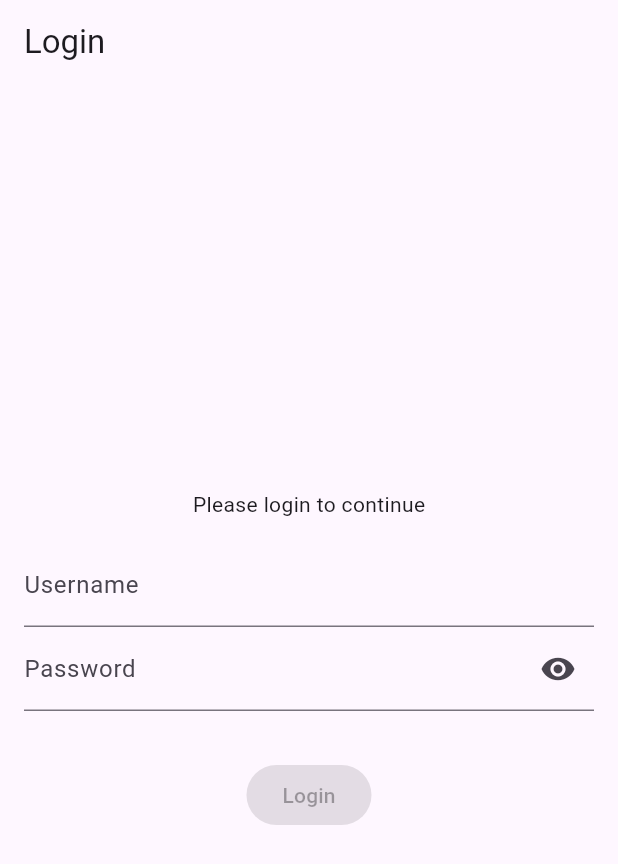
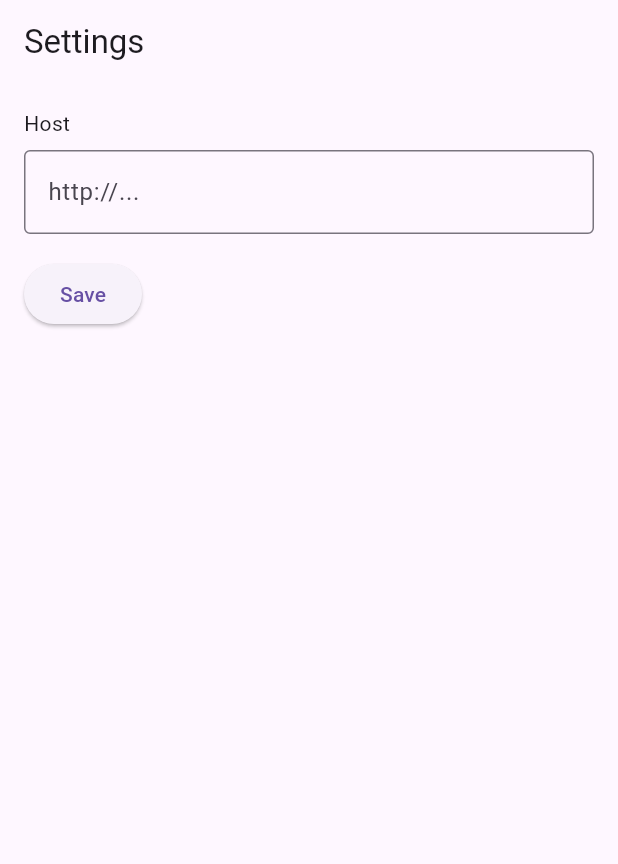
Before and after one commit to kit2512/utc-gas-station-mobile, a Flutter app: the screen it shows after launch, on a phone screen of 412 x 824 dp. Shown: the top 864 px of the screen. Run offline on Flutter 3.47's test engine with Material 3 defaults, Android fonts, the phone set to English and light mode, and no system bars; our stand-ins replace bloc, dartz, dio, equatable, flutter_bloc, formz and 4 more; missing offline and left inert: mobile_scanner.

Commit message:
add settings page

```diff
--- a/lib/config/dio_config.dart
+++ b/lib/config/dio_config.dart
@@ -79,4 +79,8 @@ class DioClient {
 
   final Dio _dio = Dio();
   Dio get sendRequest => _dio;
+
+  set baseUrl(String url) => _dio.options.baseUrl = url;
+
+  String get baseUrl => _dio.options.baseUrl;
 }
--- a/lib/main.dart
+++ b/lib/main.dart
@@ -3,11 +3,13 @@ import 'package:utc_gas_station/pages/home_page/home_page.dart';
 import 'package:flutter/material.dart';
 import 'package:utc_gas_station/pages/login_page/login_page.dart';
 import 'package:utc_gas_station/pages/scan_qr_page/scan_qr_page.dart';
+import 'package:utc_gas_station/pages/settings_page/settings_page.dart';
 
 import 'pages/manual_page/manual_page.dart';
 
-void main() {
-  setupDependencies();
+void main() async {
+  WidgetsFlutterBinding.ensureInitialized();
+  await setupDependencies();
   runApp(const App());
 }
 
@@ -16,12 +18,13 @@ class App extends StatelessWidget {
 
   @override
   Widget build(BuildContext context) => MaterialApp(
-      initialRoute: '/login',
+        initialRoute: '/settings',
         routes: {
           '/login': (context) => const LoginPage(),
           '/home': (context) => const HomePage(),
           '/scan-qr': (context) => const ScanQRPage(),
           '/manual': (context) => const ManualPage(),
+          '/settings': (context) => const SettingsPage(),
         },
       );
 }
--- a/lib/pages/home_page/home_page.dart
+++ b/lib/pages/home_page/home_page.dart
@@ -79,6 +79,15 @@ class HomePage extends StatelessWidget {
                     ),
                     label: 'Manual',
                     onTap: () => Navigator.of(context).pushNamed('/manual'),
+                  ),
+                  MainMenuCard(
+                    icon: const Icon(
+                      Icons.settings,
+                      size: 64,
+                      color: Colors.white,
+                    ),
+                    label: 'Settings',
+                    onTap: () => Navigator.of(context).pushNamed('/settings'),
                   ),
                 ],
               ),
@@ -163,7 +172,8 @@ class InfoCard extends StatelessWidget {
               const SizedBox(height: 8),
               Row(
                 children: [
-                  Text('Money: ${state.adminInfo?.money ?? ''}',
+                  Text(
+                    'Money: ${state.adminInfo?.money ?? ''}',
                     style: Theme.of(context).textTheme.bodyLarge,
                   ),
                   IconButton(
--- a/lib/pages/login_page/login_page.dart
+++ b/lib/pages/login_page/login_page.dart
@@ -110,6 +110,10 @@ class _LoginPageState extends State<LoginPage> {
                         'Login',
                       ),
                     ),
+              OutlinedButton(
+                onPressed: () => Navigator.of(context).pushNamed('/settings'),
+                child: const Text('Settings'),
+              ),
             ],
           ),
         ),
--- /dev/null
+++ b/lib/pages/settings_page/settings_page.dart
@@ -0,0 +1,86 @@
+import 'package:flutter/material.dart';
+import 'package:shared_preferences/shared_preferences.dart';
+import 'package:url_launcher/url_launcher_string.dart';
+import 'package:utc_gas_station/apis/api_services.dart';
+import 'package:utc_gas_station/dependency_injection.dart';
+
+class SettingsPage extends StatefulWidget {
+  const SettingsPage({super.key});
+
+  @override
+  State<SettingsPage> createState() => _SettingsPageState();
+}
+
+class _SettingsPageState extends State<SettingsPage> {
+  final TextEditingController _hostController = TextEditingController();
+  final prefs = getIt<SharedPreferences>();
+  final formKey = GlobalKey<FormState>();
+
+  @override
+  void initState() {
+    _hostController.text = getIt<ApiService>().baseUrl;
+    super.initState();
+  }
+
+  @override
+  Widget build(BuildContext context) {
+    return Scaffold(
+      appBar: AppBar(
+        title: const Text('Settings'),
+      ),
+      body: SingleChildScrollView(
+        padding: const EdgeInsets.all(16),
+        child: Form(
+          key: formKey,
+          child: Column(
+            crossAxisAlignment: CrossAxisAlignment.start,
+            children: [
+              const Text(
+                'Host',
+              ),
+              const SizedBox(height: 8),
+              TextFormField(
+                controller: _hostController,
+                autovalidateMode: AutovalidateMode.onUserInteraction,
+                decoration: const InputDecoration(border: OutlineInputBorder(), hintText: 'http://...'),
+                validator: (value) {
+                  if (value == null || value.isEmpty) {
+                    return 'Please enter host';
+                  }
+                  try {
+                    final uri = Uri.parse(value);
+                    if (uri.scheme.isEmpty || uri.host.isEmpty) {
+                      return 'Please enter valid host';
+                    }
+                  } catch (e) {
+                    return 'Please enter valid host';
+                  }
+                  return null;
+                },
+              ),
+              const SizedBox(height: 16),
+              ElevatedButton(
+                onPressed: () {
+                  if (formKey.currentState!.validate()) {
+                    final value = _hostController.text;
+                    if (!value.endsWith('/')) {
+                      _hostController.text = '$value/';
+                    }
+                    prefs.setString('base_url', _hostController.text);
+                    getIt<ApiService>().baseUrl = _hostController.text;
+                    ScaffoldMessenger.of(context).showSnackBar(
+                      const SnackBar(
+                        content: Text('Saved'),
+                      ),
+                    );
+                  }
+                },
+                child: const Text('Save'),
+              ),
+            ],
+          ),
+        ),
+      ),
+    );
+  }
+}
```
Also changed, not shown: lib/apis/api_services.dart (+7 -3 lines), lib/dependency_injection.dart (+7 -3 lines), pubspec.yaml (+5 -4 lines), pubspec.lock, 1 other file. Lines whose indentation alone changed are shown as unchanged.
